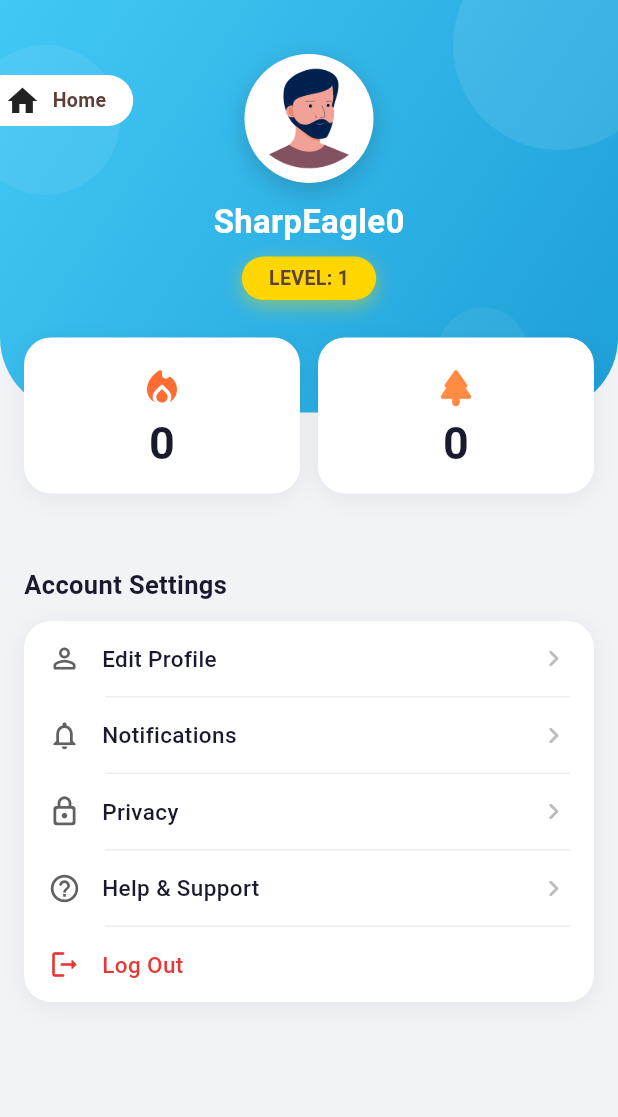
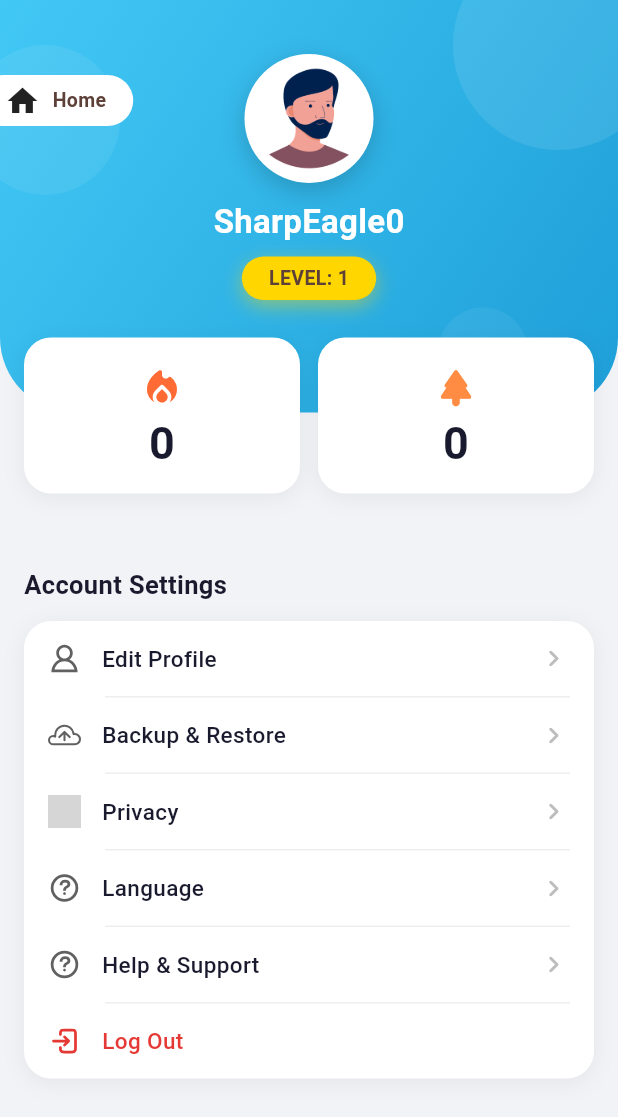
Before and after one commit to ScrotJame/App_1, a Flutter app: the ProfilePage screen opened by its route, on a phone screen of 412 x 824 dp. Shown: the top 1117 px of the screen. Run offline on Flutter 3.47's test engine with Material 3 defaults, Android fonts, the phone set to English and light mode, and no system bars; our stand-ins replace bloc, cloud_firestore, drift, equatable, file_picker, firebase_auth and 11 more; missing offline and left inert: encrypt, file_saver, google_mlkit_text_recognition; accounts and stored records are empty; generated files the repository leaves out were written again; grey boxes are pictures that could not be loaded.

Commit message:
language app

```diff
--- a/lib/cubit/app_state.dart
+++ b/lib/cubit/app_state.dart
@@ -1,8 +1,31 @@
 part of 'app_cubit.dart';
 
 class AppState extends Equatable {
+  final Locale? locale;
 
-  const AppState();
+  const AppState({this.locale});
 
-  List<Object> get props => [];
+  AppState copyWith({Locale? locale, bool clearLocale = false}) {
+    return AppState(
+      locale: clearLocale ? null : (locale ?? this.locale),
+    );
+  }
+
+  List<(String, String)> get supportedLanguages =>
+      S.delegate.supportedLocales
+          .map((locale) => locale.languageCode)
+          .toSet()
+          .map((code) => (code, languageLabels[code] ?? code))
+          .toList();
+
+  static const languageLabels = {
+    'en': '🇬🇧 English',
+    'vi': '🇻🇳 Tiếng Việt',
+    'ja': '🇯🇵 日本語',
+    'ko': '🇰🇷 한국어',
+    'zh': '🇨🇳 中文',
+  };
+
+  @override
+  List<Object?> get props => [locale?.languageCode];
 }
--- a/lib/l10n/intl_en.arb
+++ b/lib/l10n/intl_en.arb
@@ -27,6 +27,7 @@
   "profile": "Edit Profile",
   "save_data": "Backup & Restore",
   "privacy": "Privacy",
+  "language": "Language",
   "help_support": "Help & Support",
   "logout": "Log Out"
 }
--- a/lib/l10n/intl_vi.arb
+++ b/lib/l10n/intl_vi.arb
@@ -27,6 +27,7 @@
   "profile": "Chỉnh sửa thông tin",
   "save_data": "Sao lưu & Khôi phục",
   "privacy": "Riêng tư",
+  "language": "Ngôn ngữ",
   "help_support": "Trợ giúp & Hỗ trợ",
   "logout": "Đăng xuất"
 }
--- a/lib/page/user/profile/profile_page.dart
+++ b/lib/page/user/profile/profile_page.dart
@@ -1,11 +1,13 @@
 import 'package:flutter/material.dart';
 import 'package:flutter_bloc/flutter_bloc.dart';
+import 'package:flutter_svg/flutter_svg.dart';
 import 'package:test_abc/commons/app_colors.dart';
 import 'package:test_abc/commons/app_images.dart';
 import 'package:test_abc/generated/l10n.dart';
 import 'package:test_abc/page/user/profile/profile_cubit.dart';
 import 'package:test_abc/repository/user_repository.dart';
 
+import '../../../cubit/app_cubit.dart';
 import '../../../database/app_db.dart';
 import '../../../router/app_router.dart';
 import '../../../router/router.dart';
@@ -389,29 +391,35 @@ class _ProfilePageState extends State<ProfilePage> {
         _card(
           child: Column(
             children: [
-              _SettingsItem(
-                  icon: Icons.person_outline_rounded,
-                  label: 'Edit Profile',
+              settingsItem(
+                  icon: AppImages.icAccount,
+                  label: S.current.profile,
                   onTap: () {}),
               divider,
-              _SettingsItem(
-                  icon: Icons.notifications_outlined,
-                  label: 'Notifications',
+              settingsItem(
+                  icon: AppImages.icBackup,
+                  label: S.current.save_data,
                   onTap: () {}),
               divider,
-              _SettingsItem(
-                  icon: Icons.lock_outline_rounded,
-                  label: 'Privacy',
+              settingsItem(
+                  icon: AppImages.icPrivacy,
+                  label: S.current.privacy,
                   onTap: () {}),
               divider,
-              _SettingsItem(
-                  icon: Icons.help_outline_rounded,
-                  label: 'Help & Support',
+              settingsItem(
+                icon: AppImages.icHelpAndSupport,
+                label: S.current.language,
+                onTap: () => _showLanguagePicker(context),
+              ),
+              divider,
+              settingsItem(
+                  icon: AppImages.icHelpAndSupport,
+                  label: S.current.help_support,
                   onTap: () {}),
               divider,
-              _SettingsItem(
-                icon: Icons.logout_rounded,
-                label: 'Log Out',
+              settingsItem(
+                icon: AppImages.icLogOut,
+                label: S.current.logout,
                 iconColor: const Color(0xFFE53935),
                 labelColor: const Color(0xFFE53935),
                 showArrow: false,
@@ -424,6 +432,70 @@ class _ProfilePageState extends State<ProfilePage> {
     );
   }
 
+  void _showLanguagePicker(BuildContext context) {
+    final appCubit = context.read<AppCubit>();
+    final currentCode = appCubit.state.locale?.languageCode ?? 'en';
+
+    showModalBottomSheet(
+      context: context,
+      useRootNavigator: true,          // tránh bị chặn bởi nested navigator
+      shape: const RoundedRectangleBorder(
+        borderRadius: BorderRadius.vertical(top: Radius.circular(24)),
+      ),
+      builder: (sheetContext) => Padding(
+        padding: const EdgeInsets.fromLTRB(16, 12, 16, 32),
+        child: Column(
+          mainAxisSize: MainAxisSize.min,
+          children: [
+            // Handle bar
+            Container(
+              width: 40, height: 4,
+              margin: const EdgeInsets.only(bottom: 16),
+              decoration: BoxDecoration(
+                color: const Color(0xFFDDDDDD),
+                borderRadius: BorderRadius.circular(2),
+              ),
+            ),
+            Text(
+              S.current.language,          // ← dùng intl
+              style: const TextStyle(
+                fontSize: 17,
+                fontWeight: FontWeight.bold,
+                color: Color(0xFF1A1A2E),
+              ),
+            ),
+            const SizedBox(height: 8),
+            ...appCubit.state.supportedLanguages.map((lang) {
+              final (code, label) = lang;
+              final isSelected = code == currentCode;
+              return ListTile(
+                shape: RoundedRectangleBorder(
+                  borderRadius: BorderRadius.circular(12),
+                ),
+                tileColor: isSelected ? const Color(0xFFE3F2FD) : null,
+                title: Text(
+                  label,
+                  style: TextStyle(
+                    fontWeight: isSelected ? FontWeight.bold : FontWeight.normal,
+                    color: isSelected
+                        ? const Color(0xFF1565C0)
+                        : const Color(0xFF1A1A2E),
+                  ),
+                ),
+                trailing: isSelected
+                    ? const Icon(Icons.check_rounded, color: Color(0xFF1565C0))
+                    : null,
+                onTap: () {
+                  appCubit.setLanguageCode(code);
+                  Navigator.pop(sheetContext);
+                },
+              );
+            }),
+          ],
+        ),
+      ),
+    );
+  }
   // ─────────────────────────────────────────────────────────────
   // HELPER — white card
   // ─────────────────────────────────────────────────────────────
@@ -650,36 +722,27 @@ class _StatCard extends StatelessWidget {
 // ─────────────────────────────────────────────────────────────────
 // SETTINGS ITEM
 // ─────────────────────────────────────────────────────────────────
-class _SettingsItem extends StatelessWidget {
-  final IconData icon;
-  final String label;
-  final Color iconColor;
-  final Color labelColor;
-  final bool showArrow;
-  final VoidCallback onTap;
-
-  const _SettingsItem({
-    required this.icon,
-    required this.label,
-    required this.onTap,
-    this.iconColor = const Color(0xFF616161),
-    this.labelColor = const Color(0xFF1A1A2E),
-    this.showArrow = true,
-  });
-
-  @override
-  Widget build(BuildContext context) {
+Widget settingsItem({
+  required String icon,
+  required String label,
+  required VoidCallback onTap,
+  Color iconColor = const Color(0xFF616161),
+  Color labelColor = const Color(0xFF1A1A2E),
+  bool showArrow = true,
+}) {
   return Material(
     color: Colors.transparent,
     child: InkWell(
       onTap: onTap,
       borderRadius: BorderRadius.circular(18),
       child: Padding(
-          padding:
-          const EdgeInsets.symmetric(horizontal: 16, vertical: 14),
+        padding: const EdgeInsets.symmetric(
+          horizontal: 16,
+          vertical: 14,
+        ),
         child: Row(
           children: [
-              Icon(icon, color: iconColor, size: 22),
+            SvgPicture.asset(icon, color: iconColor, width: 22, height: 22,),
             const SizedBox(width: 14),
             Expanded(
               child: Text(
@@ -692,12 +755,14 @@ class _SettingsItem extends StatelessWidget {
               ),
             ),
             if (showArrow)
-                const Icon(Icons.chevron_right_rounded,
-                    color: Color(0xFFBDBDBD), size: 22),
+              const Icon(
+                Icons.chevron_right_rounded,
+                color: Color(0xFFBDBDBD),
+                size: 22,
+              ),
           ],
         ),
       ),
     ),
   );
 }
-}
```
Also changed, not shown: lib/app.dart (+7 -1 lines), lib/cubit/app_cubit.dart (+26 -1 lines). Lines whose indentation alone changed are shown as unchanged.
